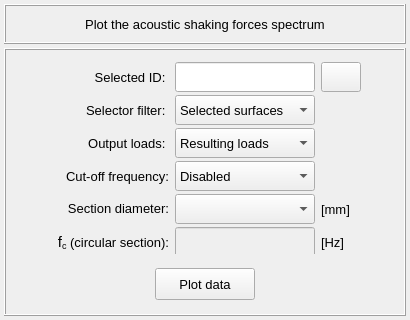
Qt form vibra/interface/data/ui_files/plots/acoustic/acoustic_shaking_forces_inputs.ui (MOPT-UFSC/VIBRA) before a commit.
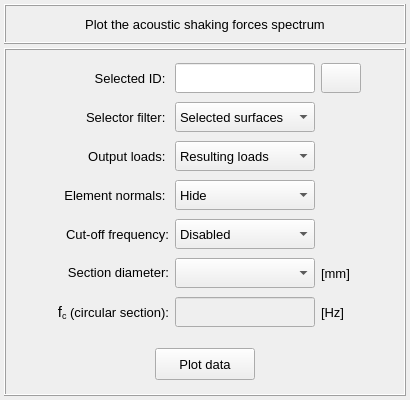
The same form after that commit. Icons and pictures are not drawn.

Commit message: Add constrols to hide / show the element normals

Diff of the .ui file:
```diff
--- a/vibra/interface/data/ui_files/plots/acoustic/acoustic_shaking_forces_inputs.ui
+++ b/vibra/interface/data/ui_files/plots/acoustic/acoustic_shaking_forces_inputs.ui
@@ -7,7 +7,7 @@
     <x>0</x>
     <y>0</y>
     <width>410</width>
-    <height>320</height>
+    <height>400</height>
    </rect>
   </property>
   <property name="minimumSize">
@@ -19,7 +19,7 @@
   <property name="maximumSize">
    <size>
     <width>16777215</width>
-    <height>360</height>
+    <height>400</height>
    </size>
   </property>
   <property name="windowTitle">
@@ -191,299 +191,6 @@
          <property name="verticalSpacing">
           <number>8</number>
          </property>
-         <item row="5" column="3">
-          <widget class="QLabel" name="label_unit_line_edit">
-           <property name="minimumSize">
-            <size>
-             <width>40</width>
-             <height>30</height>
-            </size>
-           </property>
-           <property name="maximumSize">
-            <size>
-             <width>40</width>
-             <height>30</height>
-            </size>
-           </property>
-           <property name="font">
-            <font>
-             <pointsize>10</pointsize>
-            </font>
-           </property>
-           <property name="text">
-            <string>[Hz]</string>
-           </property>
-          </widget>
-         </item>
-         <item row="4" column="3">
-          <widget class="QLabel" name="label_unit_combo_box">
-           <property name="minimumSize">
-            <size>
-             <width>40</width>
-             <height>30</height>
-            </size>
-           </property>
-           <property name="maximumSize">
-            <size>
-             <width>40</width>
-             <height>30</height>
-            </size>
-           </property>
-           <property name="font">
-            <font>
-             <pointsize>10</pointsize>
-            </font>
-           </property>
-           <property name="text">
-            <string>[mm]</string>
-           </property>
-          </widget>
-         </item>
-         <item row="0" column="2">
-          <widget class="QLineEdit" name="lineEdit_selection_id">
-           <property name="minimumSize">
-            <size>
-             <width>140</width>
-             <height>30</height>
-            </size>
-           </property>
-           <property name="maximumSize">
-            <size>
-             <width>140</width>
-             <height>30</height>
-            </size>
-           </property>
-           <property name="font">
-            <font>
-             <pointsize>10</pointsize>
-            </font>
-           </property>
-           <property name="styleSheet">
-            <string notr="true"/>
-           </property>
-           <property name="text">
-            <string/>
-           </property>
-           <property name="alignment">
-            <set>Qt::AlignmentFlag::AlignCenter</set>
-           </property>
-          </widget>
-         </item>
-         <item row="3" column="2">
-          <widget class="QComboBox" name="comboBox_cutoff_frequency_options">
-           <property name="minimumSize">
-            <size>
-             <width>140</width>
-             <height>30</height>
-            </size>
-           </property>
-           <property name="maximumSize">
-            <size>
-             <width>140</width>
-             <height>30</height>
-            </size>
-           </property>
-           <property name="font">
-            <font>
-             <pointsize>10</pointsize>
-            </font>
-           </property>
-           <item>
-            <property name="text">
-             <string>Disabled</string>
-            </property>
-           </item>
-           <item>
-            <property name="text">
-             <string>User-defined</string>
-            </property>
-           </item>
-           <item>
-            <property name="text">
-             <string>Automatic</string>
-            </property>
-           </item>
-          </widget>
-         </item>
-         <item row="1" column="2">
-          <widget class="QComboBox" name="comboBox_selector_filter">
-           <property name="minimumSize">
-            <size>
-             <width>140</width>
-             <height>30</height>
-            </size>
-           </property>
-           <property name="maximumSize">
-            <size>
-             <width>140</width>
-             <height>30</height>
-            </size>
-           </property>
-           <property name="font">
-            <font>
-             <pointsize>10</pointsize>
-            </font>
-           </property>
-           <property name="styleSheet">
-            <string notr="true"/>
-           </property>
-           <property name="currentIndex">
-            <number>1</number>
-           </property>
-           <item>
-            <property name="text">
-             <string>All surfaces</string>
-            </property>
-           </item>
-           <item>
-            <property name="text">
-             <string>Selected surfaces</string>
-            </property>
-           </item>
-          </widget>
-         </item>
-         <item row="0" column="0">
-          <spacer name="horizontalSpacer">
-           <property name="orientation">
-            <enum>Qt::Orientation::Horizontal</enum>
-           </property>
-           <property name="sizeHint" stdset="0">
-            <size>
-             <width>40</width>
-             <height>20</height>
-            </size>
-           </property>
-          </spacer>
-         </item>
-         <item row="0" column="1">
-          <widget class="QLabel" name="label_10">
-           <property name="minimumSize">
-            <size>
-             <width>120</width>
-             <height>30</height>
-            </size>
-           </property>
-           <property name="maximumSize">
-            <size>
-             <width>140</width>
-             <height>30</height>
-            </size>
-           </property>
-           <property name="font">
-            <font>
-             <family>MS Shell Dlg 2</family>
-             <pointsize>10</pointsize>
-             <italic>false</italic>
-             <bold>false</bold>
-            </font>
-           </property>
-           <property name="text">
-            <string>Selected ID: </string>
-           </property>
-           <property name="alignment">
-            <set>Qt::AlignmentFlag::AlignRight|Qt::AlignmentFlag::AlignTrailing|Qt::AlignmentFlag::AlignVCenter</set>
-           </property>
-          </widget>
-         </item>
-         <item row="4" column="2">
-          <widget class="QComboBox" name="comboBox_cutoff_frequency">
-           <property name="minimumSize">
-            <size>
-             <width>140</width>
-             <height>30</height>
-            </size>
-           </property>
-           <property name="maximumSize">
-            <size>
-             <width>140</width>
-             <height>30</height>
-            </size>
-           </property>
-           <property name="font">
-            <font>
-             <pointsize>10</pointsize>
-            </font>
-           </property>
-          </widget>
-         </item>
-         <item row="0" column="4">
-          <spacer name="horizontalSpacer_2">
-           <property name="orientation">
-            <enum>Qt::Orientation::Horizontal</enum>
-           </property>
-           <property name="sizeHint" stdset="0">
-            <size>
-             <width>40</width>
-             <height>20</height>
-            </size>
-           </property>
-          </spacer>
-         </item>
-         <item row="5" column="2">
-          <widget class="QLineEdit" name="lineEdit_cutoff_frequency">
-           <property name="enabled">
-            <bool>false</bool>
-           </property>
-           <property name="minimumSize">
-            <size>
-             <width>140</width>
-             <height>30</height>
-            </size>
-           </property>
-           <property name="maximumSize">
-            <size>
-             <width>140</width>
-             <height>30</height>
-            </size>
-           </property>
-           <property name="font">
-            <font>
-             <pointsize>10</pointsize>
-            </font>
-           </property>
-           <property name="toolTip">
-            <string>&lt;html&gt;&lt;head/&gt;&lt;body&gt;&lt;p align=&quot;center&quot;&gt;f&lt;span style=&quot; vertical-align:sub;&quot;&gt;c&lt;/span&gt; = 1.8412 x C&lt;span style=&quot; vertical-align:sub;&quot;&gt;o &lt;/span&gt;/ (π * D&lt;span style=&quot; vertical-align:sub;&quot;&gt;in&lt;/span&gt;), &lt;/p&gt;&lt;p align=&quot;justify&quot;&gt;where C&lt;span style=&quot; vertical-align:sub;&quot;&gt;0&lt;/span&gt; is the fluid speed of sound in m/s, and D&lt;span style=&quot; vertical-align:sub;&quot;&gt;in&lt;/span&gt; is the pipe's internal diameter in m.&lt;/p&gt;&lt;/body&gt;&lt;/html&gt;</string>
-           </property>
-           <property name="layoutDirection">
-            <enum>Qt::LayoutDirection::LeftToRight</enum>
-           </property>
-           <property name="styleSheet">
-            <string notr="true"/>
-           </property>
-           <property name="alignment">
-            <set>Qt::AlignmentFlag::AlignCenter</set>
-           </property>
-          </widget>
-         </item>
-         <item row="3" column="1">
-          <widget class="QLabel" name="label_cutoff_frequency">
-           <property name="minimumSize">
-            <size>
-             <width>120</width>
-             <height>30</height>
-            </size>
-           </property>
-           <property name="maximumSize">
-            <size>
-             <width>140</width>
-             <height>30</height>
-            </size>
-           </property>
-           <property name="font">
-            <font>
-             <pointsize>10</pointsize>
-             <italic>false</italic>
-             <bold>false</bold>
-            </font>
-           </property>
-           <property name="text">
-            <string>Cut-off frequency:</string>
-           </property>
-           <property name="alignment">
-            <set>Qt::AlignmentFlag::AlignRight|Qt::AlignmentFlag::AlignTrailing|Qt::AlignmentFlag::AlignVCenter</set>
-           </property>
-          </widget>
-         </item>
          <item row="0" column="3">
           <widget class="QPushButton" name="pushButton_export_data">
            <property name="minimumSize">
@@ -530,63 +237,7 @@
            </property>
           </widget>
          </item>
-         <item row="1" column="1">
-          <widget class="QLabel" name="label_2">
-           <property name="minimumSize">
-            <size>
-             <width>120</width>
-             <height>30</height>
-            </size>
-           </property>
-           <property name="maximumSize">
-            <size>
-             <width>140</width>
-             <height>30</height>
-            </size>
-           </property>
-           <property name="font">
-            <font>
-             <pointsize>10</pointsize>
-            </font>
-           </property>
-           <property name="text">
-            <string>Selector filter: </string>
-           </property>
-           <property name="alignment">
-            <set>Qt::AlignmentFlag::AlignRight|Qt::AlignmentFlag::AlignTrailing|Qt::AlignmentFlag::AlignVCenter</set>
-           </property>
-          </widget>
-         </item>
          <item row="5" column="1">
-          <widget class="QLabel" name="label_fc_line_edit">
-           <property name="minimumSize">
-            <size>
-             <width>120</width>
-             <height>30</height>
-            </size>
-           </property>
-           <property name="maximumSize">
-            <size>
-             <width>140</width>
-             <height>30</height>
-            </size>
-           </property>
-           <property name="font">
-            <font>
-             <pointsize>10</pointsize>
-             <italic>false</italic>
-             <bold>false</bold>
-            </font>
-           </property>
-           <property name="text">
-            <string>&lt;html&gt;&lt;head/&gt;&lt;body&gt;&lt;p&gt;&lt;span style=&quot; font-size:11pt;&quot;&gt;f&lt;/span&gt;&lt;span style=&quot; font-size:11pt; vertical-align:sub;&quot;&gt;c&lt;/span&gt; (circular section):&lt;/p&gt;&lt;/body&gt;&lt;/html&gt;</string>
-           </property>
-           <property name="alignment">
-            <set>Qt::AlignmentFlag::AlignRight|Qt::AlignmentFlag::AlignTrailing|Qt::AlignmentFlag::AlignVCenter</set>
-           </property>
-          </widget>
-         </item>
-         <item row="4" column="1">
           <widget class="QLabel" name="label_fc_combo_box">
            <property name="minimumSize">
             <size>
@@ -615,33 +266,6 @@
            </property>
           </widget>
          </item>
-         <item row="2" column="1">
-          <widget class="QLabel" name="label_3">
-           <property name="minimumSize">
-            <size>
-             <width>120</width>
-             <height>30</height>
-            </size>
-           </property>
-           <property name="maximumSize">
-            <size>
-             <width>140</width>
-             <height>30</height>
-            </size>
-           </property>
-           <property name="font">
-            <font>
-             <pointsize>10</pointsize>
-            </font>
-           </property>
-           <property name="text">
-            <string>Output loads: </string>
-           </property>
-           <property name="alignment">
-            <set>Qt::AlignmentFlag::AlignRight|Qt::AlignmentFlag::AlignTrailing|Qt::AlignmentFlag::AlignVCenter</set>
-           </property>
-          </widget>
-         </item>
          <item row="2" column="2">
           <widget class="QComboBox" name="comboBox_output_mode">
            <property name="minimumSize">
@@ -679,6 +303,446 @@
            </item>
           </widget>
          </item>
+         <item row="1" column="2">
+          <widget class="QComboBox" name="comboBox_selector_filter">
+           <property name="minimumSize">
+            <size>
+             <width>140</width>
+             <height>30</height>
+            </size>
+           </property>
+           <property name="maximumSize">
+            <size>
+             <width>140</width>
+             <height>30</height>
+            </size>
+           </property>
+           <property name="font">
+            <font>
+             <pointsize>10</pointsize>
+            </font>
+           </property>
+           <property name="styleSheet">
+            <string notr="true"/>
+           </property>
+           <property name="currentIndex">
+            <number>1</number>
+           </property>
+           <item>
+            <property name="text">
+             <string>All surfaces</string>
+            </property>
+           </item>
+           <item>
+            <property name="text">
+             <string>Selected surfaces</string>
+            </property>
+           </item>
+          </widget>
+         </item>
+         <item row="2" column="1">
+          <widget class="QLabel" name="label_3">
+           <property name="minimumSize">
+            <size>
+             <width>120</width>
+             <height>30</height>
+            </size>
+           </property>
+           <property name="maximumSize">
+            <size>
+             <width>140</width>
+             <height>30</height>
+            </size>
+           </property>
+           <property name="font">
+            <font>
+             <pointsize>10</pointsize>
+            </font>
+           </property>
+           <property name="text">
+            <string>Output loads: </string>
+           </property>
+           <property name="alignment">
+            <set>Qt::AlignmentFlag::AlignRight|Qt::AlignmentFlag::AlignTrailing|Qt::AlignmentFlag::AlignVCenter</set>
+           </property>
+          </widget>
+         </item>
+         <item row="6" column="3">
+          <widget class="QLabel" name="label_unit_line_edit">
+           <property name="minimumSize">
+            <size>
+             <width>40</width>
+             <height>30</height>
+            </size>
+           </property>
+           <property name="maximumSize">
+            <size>
+             <width>40</width>
+             <height>30</height>
+            </size>
+           </property>
+           <property name="font">
+            <font>
+             <pointsize>10</pointsize>
+            </font>
+           </property>
+           <property name="text">
+            <string>[Hz]</string>
+           </property>
+          </widget>
+         </item>
+         <item row="4" column="1">
+          <widget class="QLabel" name="label_cutoff_frequency">
+           <property name="minimumSize">
+            <size>
+             <width>120</width>
+             <height>30</height>
+            </size>
+           </property>
+           <property name="maximumSize">
+            <size>
+             <width>140</width>
+             <height>30</height>
+            </size>
+           </property>
+           <property name="font">
+            <font>
+             <pointsize>10</pointsize>
+             <italic>false</italic>
+             <bold>false</bold>
+            </font>
+           </property>
+           <property name="text">
+            <string>Cut-off frequency:</string>
+           </property>
+           <property name="alignment">
+            <set>Qt::AlignmentFlag::AlignRight|Qt::AlignmentFlag::AlignTrailing|Qt::AlignmentFlag::AlignVCenter</set>
+           </property>
+          </widget>
+         </item>
+         <item row="0" column="4">
+          <spacer name="horizontalSpacer_2">
+           <property name="orientation">
+            <enum>Qt::Orientation::Horizontal</enum>
+           </property>
+           <property name="sizeHint" stdset="0">
+            <size>
+             <width>40</width>
+             <height>20</height>
+            </size>
+           </property>
+          </spacer>
+         </item>
+         <item row="0" column="1">
+          <widget class="QLabel" name="label_10">
+           <property name="minimumSize">
+            <size>
+             <width>120</width>
+             <height>30</height>
+            </size>
+           </property>
+           <property name="maximumSize">
+            <size>
+             <width>140</width>
+             <height>30</height>
+            </size>
+           </property>
+           <property name="font">
+            <font>
+             <family>MS Shell Dlg 2</family>
+             <pointsize>10</pointsize>
+             <italic>false</italic>
+             <bold>false</bold>
+            </font>
+           </property>
+           <property name="text">
+            <string>Selected ID: </string>
+           </property>
+           <property name="alignment">
+            <set>Qt::AlignmentFlag::AlignRight|Qt::AlignmentFlag::AlignTrailing|Qt::AlignmentFlag::AlignVCenter</set>
+           </property>
+          </widget>
+         </item>
+         <item row="5" column="3">
+          <widget class="QLabel" name="label_unit_combo_box">
+           <property name="minimumSize">
+            <size>
+             <width>40</width>
+             <height>30</height>
+            </size>
+           </property>
+           <property name="maximumSize">
+            <size>
+             <width>40</width>
+             <height>30</height>
+            </size>
+           </property>
+           <property name="font">
+            <font>
+             <pointsize>10</pointsize>
+            </font>
+           </property>
+           <property name="text">
+            <string>[mm]</string>
+           </property>
+          </widget>
+         </item>
+         <item row="1" column="1">
+          <widget class="QLabel" name="label_2">
+           <property name="minimumSize">
+            <size>
+             <width>120</width>
+             <height>30</height>
+            </size>
+           </property>
+           <property name="maximumSize">
+            <size>
+             <width>140</width>
+             <height>30</height>
+            </size>
+           </property>
+           <property name="font">
+            <font>
+             <pointsize>10</pointsize>
+            </font>
+           </property>
+           <property name="text">
+            <string>Selector filter: </string>
+           </property>
+           <property name="alignment">
+            <set>Qt::AlignmentFlag::AlignRight|Qt::AlignmentFlag::AlignTrailing|Qt::AlignmentFlag::AlignVCenter</set>
+           </property>
+          </widget>
+         </item>
+         <item row="5" column="2">
+          <widget class="QComboBox" name="comboBox_cutoff_frequency">
+           <property name="minimumSize">
+            <size>
+             <width>140</width>
+             <height>30</height>
+            </size>
+           </property>
+           <property name="maximumSize">
+            <size>
+             <width>140</width>
+             <height>30</height>
+            </size>
+           </property>
+           <property name="font">
+            <font>
+             <pointsize>10</pointsize>
+            </font>
+           </property>
+          </widget>
+         </item>
+         <item row="4" column="2">
+          <widget class="QComboBox" name="comboBox_cutoff_frequency_options">
+           <property name="minimumSize">
+            <size>
+             <width>140</width>
+             <height>30</height>
+            </size>
+           </property>
+           <property name="maximumSize">
+            <size>
+             <width>140</width>
+             <height>30</height>
+            </size>
+           </property>
+           <property name="font">
+            <font>
+             <pointsize>10</pointsize>
+            </font>
+           </property>
+           <item>
+            <property name="text">
+             <string>Disabled</string>
+            </property>
+           </item>
+           <item>
+            <property name="text">
+             <string>User-defined</string>
+            </property>
+           </item>
+           <item>
+            <property name="text">
+             <string>Automatic</string>
+            </property>
+           </item>
+          </widget>
+         </item>
+         <item row="0" column="0">
+          <spacer name="horizontalSpacer">
+           <property name="orientation">
+            <enum>Qt::Orientation::Horizontal</enum>
+           </property>
+           <property name="sizeHint" stdset="0">
+            <size>
+             <width>40</width>
+             <height>20</height>
+            </size>
+           </property>
+          </spacer>
+         </item>
+         <item row="6" column="1">
+          <widget class="QLabel" name="label_fc_line_edit">
+           <property name="minimumSize">
+            <size>
+             <width>120</width>
+             <height>30</height>
+            </size>
+           </property>
+           <property name="maximumSize">
+            <size>
+             <width>140</width>
+             <height>30</height>
+            </size>
+           </property>
+           <property name="font">
+            <font>
+             <pointsize>10</pointsize>
+             <italic>false</italic>
+             <bold>false</bold>
+            </font>
+           </property>
+           <property name="text">
+            <string>&lt;html&gt;&lt;head/&gt;&lt;body&gt;&lt;p&gt;&lt;span style=&quot; font-size:11pt;&quot;&gt;f&lt;/span&gt;&lt;span style=&quot; font-size:11pt; vertical-align:sub;&quot;&gt;c&lt;/span&gt; (circular section):&lt;/p&gt;&lt;/body&gt;&lt;/html&gt;</string>
+           </property>
+           <property name="alignment">
+            <set>Qt::AlignmentFlag::AlignRight|Qt::AlignmentFlag::AlignTrailing|Qt::AlignmentFlag::AlignVCenter</set>
+           </property>
+          </widget>
+         </item>
+         <item row="6" column="2">
+          <widget class="QLineEdit" name="lineEdit_cutoff_frequency">
+           <property name="enabled">
+            <bool>false</bool>
+           </property>
+           <property name="minimumSize">
+            <size>
+             <width>140</width>
+             <height>30</height>
+            </size>
+           </property>
+           <property name="maximumSize">
+            <size>
+             <width>140</width>
+             <height>30</height>
+            </size>
+           </property>
+           <property name="font">
+            <font>
+             <pointsize>10</pointsize>
+            </font>
+           </property>
+           <property name="toolTip">
+            <string>&lt;html&gt;&lt;head/&gt;&lt;body&gt;&lt;p align=&quot;center&quot;&gt;f&lt;span style=&quot; vertical-align:sub;&quot;&gt;c&lt;/span&gt; = 1.8412 x C&lt;span style=&quot; vertical-align:sub;&quot;&gt;o &lt;/span&gt;/ (π * D&lt;span style=&quot; vertical-align:sub;&quot;&gt;in&lt;/span&gt;), &lt;/p&gt;&lt;p align=&quot;justify&quot;&gt;where C&lt;span style=&quot; vertical-align:sub;&quot;&gt;0&lt;/span&gt; is the fluid speed of sound in m/s, and D&lt;span style=&quot; vertical-align:sub;&quot;&gt;in&lt;/span&gt; is the pipe's internal diameter in m.&lt;/p&gt;&lt;/body&gt;&lt;/html&gt;</string>
+           </property>
+           <property name="layoutDirection">
+            <enum>Qt::LayoutDirection::LeftToRight</enum>
+           </property>
+           <property name="styleSheet">
+            <string notr="true"/>
+           </property>
+           <property name="alignment">
+            <set>Qt::AlignmentFlag::AlignCenter</set>
+           </property>
+          </widget>
+         </item>
+         <item row="0" column="2">
+          <widget class="QLineEdit" name="lineEdit_selection_id">
+           <property name="minimumSize">
+            <size>
+             <width>140</width>
+             <height>30</height>
+            </size>
+           </property>
+           <property name="maximumSize">
+            <size>
+             <width>140</width>
+             <height>30</height>
+            </size>
+           </property>
+           <property name="font">
+            <font>
+             <pointsize>10</pointsize>
+            </font>
+           </property>
+           <property name="styleSheet">
+            <string notr="true"/>
+           </property>
+           <property name="text">
+            <string/>
+           </property>
+           <property name="alignment">
+            <set>Qt::AlignmentFlag::AlignCenter</set>
+           </property>
+          </widget>
+         </item>
+         <item row="3" column="1">
+          <widget class="QLabel" name="label_4">
+           <property name="minimumSize">
+            <size>
+             <width>120</width>
+             <height>30</height>
+            </size>
+           </property>
+           <property name="maximumSize">
+            <size>
+             <width>140</width>
+             <height>30</height>
+            </size>
+           </property>
+           <property name="font">
+            <font>
+             <pointsize>10</pointsize>
+            </font>
+           </property>
+           <property name="text">
+            <string>Element normals: </string>
+           </property>
+           <property name="alignment">
+            <set>Qt::AlignmentFlag::AlignRight|Qt::AlignmentFlag::AlignTrailing|Qt::AlignmentFlag::AlignVCenter</set>
+           </property>
+          </widget>
+         </item>
+         <item row="3" column="2">
+          <widget class="QComboBox" name="comboBox_element_normals">
+           <property name="minimumSize">
+            <size>
+             <width>140</width>
+             <height>30</height>
+            </size>
+           </property>
+           <property name="maximumSize">
+            <size>
+             <width>140</width>
+             <height>30</height>
+            </size>
+           </property>
+           <property name="font">
+            <font>
+             <pointsize>10</pointsize>
+            </font>
+           </property>
+           <property name="styleSheet">
+            <string notr="true"/>
+           </property>
+           <property name="currentIndex">
+            <number>0</number>
+           </property>
+           <item>
+            <property name="text">
+             <string>Hide</string>
+            </property>
+           </item>
+           <item>
+            <property name="text">
+             <string>Show</string>
+            </property>
+           </item>
+          </widget>
+         </item>
         </layout>
        </widget>
       </item>
```
The commit also changes 2 other files.
